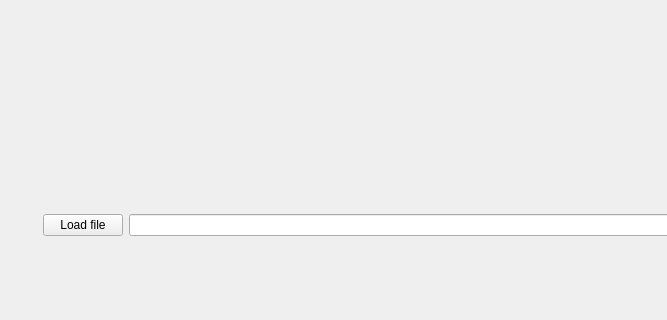
Above: mainwindow.ui from Damianeroos/DrillRoute_Optimizer_TSP before the change; both pictures show x 0 to 667 and y 280 to 600 of the 800 by 600 pixel window. Below: the same form after it.
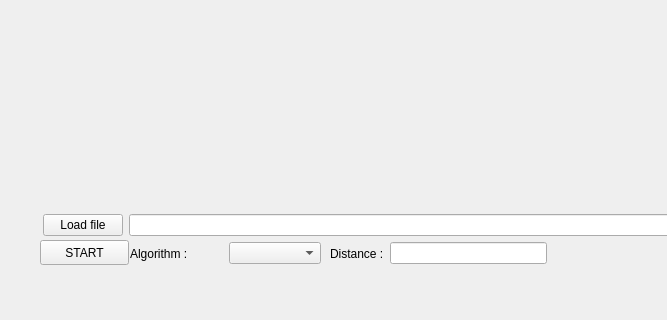
That is the form after the change. Custom widgets are drawn as their Qt base class.

Patch:
```diff
--- a/mainwindow.ui
+++ b/mainwindow.ui
@@ -39,13 +39,70 @@
    <widget class="QCustomPlot" name="customPlot" native="true">
     <property name="geometry">
      <rect>
-      <x>119</x>
+      <x>39</x>
       <y>29</y>
-      <width>631</width>
+      <width>711</width>
       <height>431</height>
      </rect>
     </property>
    </widget>
+   <widget class="QPushButton" name="startButton">
+    <property name="geometry">
+     <rect>
+      <x>40</x>
+      <y>520</y>
+      <width>89</width>
+      <height>25</height>
+     </rect>
+    </property>
+    <property name="text">
+     <string>START</string>
+    </property>
+   </widget>
+   <widget class="QWidget" name="">
+    <property name="geometry">
+     <rect>
+      <x>130</x>
+      <y>520</y>
+      <width>191</width>
+      <height>27</height>
+     </rect>
+    </property>
+    <layout class="QHBoxLayout" name="horizontalLayout_2">
+     <item>
+      <widget class="QLabel" name="labelAlg">
+       <property name="text">
+        <string>Algorithm :</string>
+       </property>
+      </widget>
+     </item>
+     <item>
+      <widget class="QComboBox" name="comboBoxAlg"/>
+     </item>
+    </layout>
+   </widget>
+   <widget class="QWidget" name="">
+    <property name="geometry">
+     <rect>
+      <x>330</x>
+      <y>520</y>
+      <width>217</width>
+      <height>27</height>
+     </rect>
+    </property>
+    <layout class="QHBoxLayout" name="horizontalLayout_3">
+     <item>
+      <widget class="QLabel" name="labelDistance">
+       <property name="text">
+        <string>Distance :</string>
+       </property>
+      </widget>
+     </item>
+     <item>
+      <widget class="QLineEdit" name="lineDistance"/>
+     </item>
+    </layout>
+   </widget>
   </widget>
   <widget class="QMenuBar" name="menubar">
    <property name="geometry">
```
